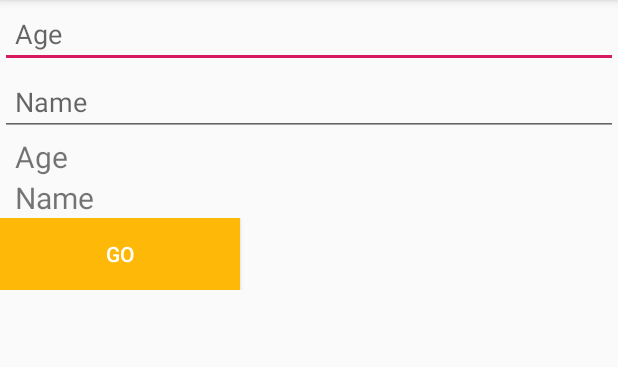
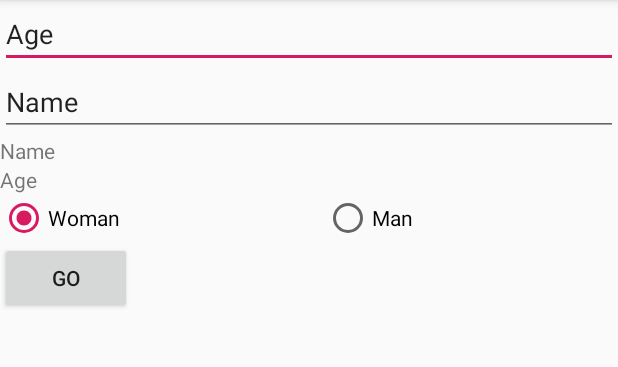
Before and after one commit to eacevedof/prj_adrkotlin, an Android app: the screen it shows after launch (MainActivity), on a phone screen of 412 x 824 dp, the part 84-451 px from its top. Run offline under Robolectric (Android 15) with nearby library versions, the phone set to English and light mode, and no system bars.

Commit message:
corrijo el error android resource linking failed

```diff
--- a/app/build.gradle
+++ b/app/build.gradle
@@ -7,7 +7,7 @@ apply plugin: 'kotlin-android-extensions'
 android {
     compileSdkVersion 27
     defaultConfig {
-        applicationId "es.theframework.adrkotlin"
+        applicationId "es.theframework.prj_adrborrame"
         minSdkVersion 22
         targetSdkVersion 27
         versionCode 1
--- a/app/src/main/java/es/theframework/adrkotlin/MainActivity.kt
+++ b/app/src/main/java/es/theframework/adrkotlin/MainActivity.kt
@@ -9,14 +9,14 @@ import android.view.View
 import android.view.View.OnClickListener
 import android.widget.*
 
-class MainActivity() : AppCompatActivity(),TextWatcher, OnClickListener {
+class MainActivity() : AppCompatActivity(),TextWatcher, OnClickListener, CompoundButton.OnCheckedChangeListener {
 
     private var edtName: EditText? = null
     private var edtAge: EditText? = null
     private var txtName: TextView? = null
     private var txtAge: TextView? = null
-    private var rdbGender1:RadioButton? = null
-    private var rdbGender2:RadioButton? = null
+    private var rdbGender1: RadioButton? = null
+    private var rdbGender2: RadioButton? = null
     private var btnGo: Button? = null
 
     private var sName: String? = null
@@ -56,8 +56,14 @@ class MainActivity() : AppCompatActivity(),TextWatcher, OnClickListener {
     private fun add_listeners()
     {
         edtName!!.addTextChangedListener(this)
+        rdbGender1!!.setOnCheckedChangeListener(this)
+        rdbGender2!!.setOnCheckedChangeListener(this)
         btnGo!!.setOnClickListener(this)
     }//add_listeners
+
+    override fun onCheckedChanged(buttonView: CompoundButton?, isChecked: Boolean) {
+        Toast.makeText(this,"Ha seleccionado una opcion",Toast.LENGTH_LONG)
+    }
 
     override fun onClick(v: View?) {
         this.operacion()
--- a/app/src/main/res/layout-v26/activity_main.xml
+++ b/app/src/main/res/layout-v26/activity_main.xml
@@ -11,7 +11,6 @@
             android:orientation="vertical"
             android:layout_width="match_parent"
             android:layout_height="match_parent">
-
         <EditText
                 android:layout_width="match_parent"
                 android:layout_height="wrap_content"
@@ -19,7 +18,7 @@
                 android:ems="10"
                 android:id="@+id/edtAge"
                 android:hint="@string/edt_age"
-                android:paddingLeft="10sp"
+                android:text="@string/edt_age"
                 android:autofillHints="@string/edt_age"
                 tools:targetApi="o"
         />
@@ -31,10 +30,28 @@
                 android:ems="10"
                 android:id="@+id/edtName"
                 android:hint="@string/edt_name"
-                android:paddingLeft="10sp"
+                android:text="@string/edt_name"
                 android:autofillHints="@string/edt_name"
                 tools:targetApi="o"
         />
+        <!-- NAME -->
+        <LinearLayout
+                android:orientation="horizontal"
+                android:layout_width="match_parent"
+                android:layout_height="wrap_content">
+            <TextView
+                    android:id="@+id/txtNameLbl"
+                    android:text="@string/txt_name"
+                    android:layout_width="wrap_content"
+                    android:layout_height="wrap_content"
+                    android:layout_weight="1"/>
+            <TextView
+                    android:id="@+id/txtName"
+                    android:text=""
+                    android:layout_width="wrap_content"
+                    android:layout_height="wrap_content"
+                    android:layout_weight="1"/>
+        </LinearLayout>
 
         <!-- AGE -->
         <LinearLayout
@@ -44,43 +61,37 @@
             <TextView
                     android:id="@+id/txtAgeLbl"
                     android:text="@string/txt_age"
-                    android:textSize="20sp"
-                    android:paddingLeft="10sp"
                     android:layout_width="wrap_content"
                     android:layout_height="wrap_content"
                     android:layout_weight="1"/>
             <TextView
                     android:id="@+id/txtAge"
                     android:text=""
-                    android:textSize="20sp"
-                    android:paddingLeft="10sp"
                     android:layout_width="wrap_content"
                     android:layout_height="wrap_content"
                     android:layout_weight="1"/>
         </LinearLayout>
 
-        <!-- NAME -->
-        <LinearLayout
+        <!-- GENDER -->
+        <RadioGroup
+                android:id="@+id/rdgGender"
                 android:orientation="horizontal"
                 android:layout_width="match_parent"
                 android:layout_height="wrap_content">
-            <TextView
-                    android:id="@+id/txtNameLbl"
-                    android:text="@string/txt_name"
-                    android:textSize="20sp"
-                    android:paddingLeft="10sp"
+            <RadioButton
+                    android:id="@+id/rdbGender1"
+                    android:text="@string/rdb_gender1"
+                    android:layout_width="wrap_content"
+                    android:layout_height="wrap_content"
+                    android:checked="true"
+                    android:layout_weight="1"/>
+            <RadioButton
+                    android:id="@+id/rdbGender2"
+                    android:text="@string/rdb_gender2"
                     android:layout_width="wrap_content"
                     android:layout_height="wrap_content"
                     android:layout_weight="1"/>
-            <TextView
-                    android:id="@+id/txtName"
-                    android:text=""
-                    android:textSize="20sp"
-                    android:paddingLeft="10sp"
-                    android:layout_width="wrap_content"
-                    android:layout_height="wrap_content"
-                    android:layout_weight="1"/>
-        </LinearLayout>
+        </RadioGroup>
 
         <!-- BUTTON -->
         <LinearLayout
@@ -90,11 +101,8 @@
             <Button
                     android:id="@+id/btnGo"
                     android:text="@string/btn_go"
-                    android:ems="10"
                     android:layout_width="wrap_content"
-                    android:layout_height="wrap_content"
-                    android:background="@color/colorButtonBackground"
-                    android:textColor="@color/colorButtonText"/>
+                    android:layout_height="wrap_content"/>
         </LinearLayout>
     </LinearLayout>
 </android.support.constraint.ConstraintLayout>
--- a/app/src/main/res/values/styles.xml
+++ b/app/src/main/res/values/styles.xml
@@ -6,8 +6,10 @@
         <item name="colorPrimary">@color/colorPrimary</item>
         <item name="colorPrimaryDark">@color/colorPrimaryDark</item>
         <item name="colorAccent">@color/colorAccent</item>
+        <!-- aqui esto daba error
         <item name="colorButtonBackground">@color/colorButtonBackground</item>
         <item name="colorButtonText">@color/colorButtonText</item>
+        -->
     </style>
 
 </resources>
```
Also changed, not shown: 1 other file.
